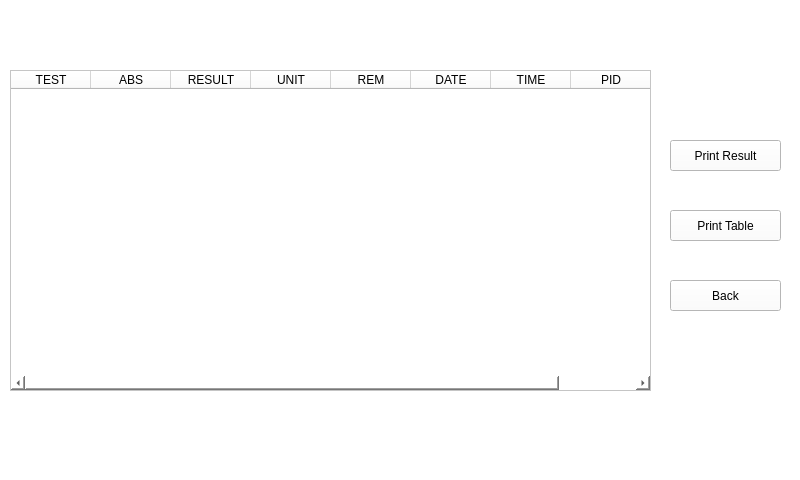
First picture: the form in mainwindow.ui, repository srikrishnan90/ELISAREADER, before the edit.
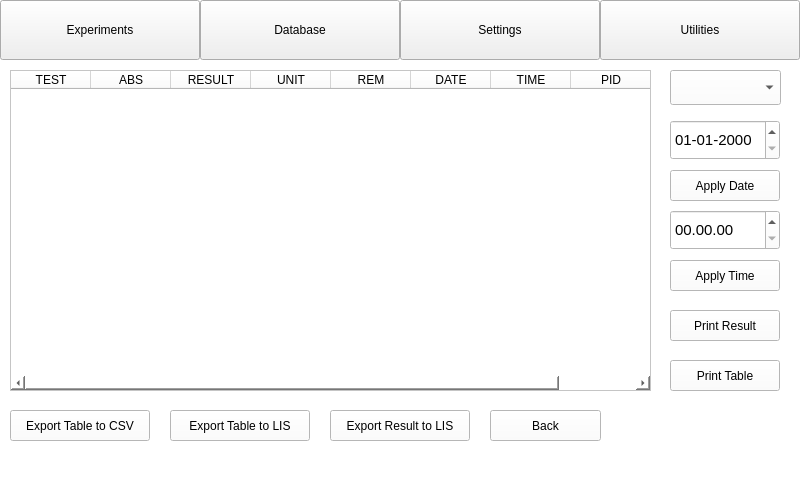
Second picture: the form after the edit. The open tabs and pages were chosen to show the change.

```diff
--- a/mainwindow.ui
+++ b/mainwindow.ui
@@ -79,7 +79,7 @@
      <string notr="true">background:rgba(255,255,255,1)</string>
     </property>
     <property name="currentIndex">
-     <number>14</number>
+     <number>10</number>
     </property>
     <widget class="QWidget" name="page">
      <widget class="QScrollArea" name="scrollArea">
@@ -7918,7 +7918,7 @@
        <string notr="true">QTabBar::tab { height: 50px; width: 120px; }</string>
       </property>
       <property name="currentIndex">
-       <number>4</number>
+       <number>3</number>
       </property>
       <widget class="QWidget" name="tab">
        <attribute name="title">
@@ -8204,11 +8204,15 @@
         <property name="geometry">
          <rect>
           <x>170</x>
-          <y>120</y>
-          <width>221</width>
-          <height>31</height>
+          <y>122</y>
+          <width>215</width>
+          <height>25</height>
          </rect>
         </property>
+        <property name="styleSheet">
+         <string notr="true">background:qlineargradient(spread:pad, x1:0, y1:0, x2:1, y2:0, stop:0 rgba(0, 0, 0, 0), stop:1 rgba(0,0,0,0));
+border: 0px solid rgb(0, 170, 255);</string>
+        </property>
         <property name="text">
          <string/>
         </property>
@@ -8288,6 +8292,61 @@
          <string>IP</string>
         </property>
        </widget>
+       <widget class="QLineEdit" name="lineEdit_2">
+        <property name="geometry">
+         <rect>
+          <x>170</x>
+          <y>120</y>
+          <width>220</width>
+          <height>30</height>
+         </rect>
+        </property>
+        <property name="text">
+         <string/>
+        </property>
+        <property name="echoMode">
+         <enum>QLineEdit::Password</enum>
+        </property>
+       </widget>
+       <widget class="QPushButton" name="pushButton_74">
+        <property name="geometry">
+         <rect>
+          <x>420</x>
+          <y>114</y>
+          <width>41</width>
+          <height>41</height>
+         </rect>
+        </property>
+        <property name="text">
+         <string>*</string>
+        </property>
+        <property name="checkable">
+         <bool>true</bool>
+        </property>
+       </widget>
+       <widget class="QLabel" name="label_93">
+        <property name="geometry">
+         <rect>
+          <x>170</x>
+          <y>20</y>
+          <width>211</width>
+          <height>17</height>
+         </rect>
+        </property>
+        <property name="text">
+         <string>Scanning Please Wait</string>
+        </property>
+       </widget>
+       <zorder>comboBox_15</zorder>
+       <zorder>label_48</zorder>
+       <zorder>pushButton_29</zorder>
+       <zorder>label_49</zorder>
+       <zorder>pushButton_30</zorder>
+       <zorder>label_50</zorder>
+       <zorder>lineEdit_2</zorder>
+       <zorder>pushButton_28</zorder>
+       <zorder>pushButton_74</zorder>
+       <zorder>label_93</zorder>
       </widget>
       <widget class="QWidget" name="tab_5">
        <attribute name="title">
@@ -8443,8 +8502,8 @@
       <property name="geometry">
        <rect>
         <x>670</x>
-        <y>210</y>
-        <width>111</width>
+        <y>360</y>
+        <width>110</width>
         <height>31</height>
        </rect>
       </property>
@@ -8456,8 +8515,8 @@
       <property name="geometry">
        <rect>
         <x>670</x>
-        <y>140</y>
-        <width>111</width>
+        <y>310</y>
+        <width>110</width>
         <height>31</height>
        </rect>
       </property>
@@ -8468,8 +8527,8 @@
      <widget class="QPushButton" name="pushButton_55">
       <property name="geometry">
        <rect>
-        <x>670</x>
-        <y>280</y>
+        <x>490</x>
+        <y>410</y>
         <width>111</width>
         <height>31</height>
        </rect>
@@ -8478,6 +8537,130 @@
        <string>Back</string>
       </property>
      </widget>
+     <widget class="QPushButton" name="pushButton_69">
+      <property name="geometry">
+       <rect>
+        <x>10</x>
+        <y>410</y>
+        <width>140</width>
+        <height>31</height>
+       </rect>
+      </property>
+      <property name="text">
+       <string>Export Table to CSV</string>
+      </property>
+     </widget>
+     <widget class="QPushButton" name="pushButton_70">
+      <property name="geometry">
+       <rect>
+        <x>170</x>
+        <y>410</y>
+        <width>140</width>
+        <height>31</height>
+       </rect>
+      </property>
+      <property name="text">
+       <string>Export Table to LIS</string>
+      </property>
+     </widget>
+     <widget class="QPushButton" name="pushButton_71">
+      <property name="geometry">
+       <rect>
+        <x>330</x>
+        <y>410</y>
+        <width>140</width>
+        <height>31</height>
+       </rect>
+      </property>
+      <property name="text">
+       <string>Export Result to LIS</string>
+      </property>
+     </widget>
+     <widget class="QLabel" name="label_92">
+      <property name="geometry">
+       <rect>
+        <x>670</x>
+        <y>420</y>
+        <width>101</width>
+        <height>21</height>
+       </rect>
+      </property>
+      <property name="text">
+       <string/>
+      </property>
+     </widget>
+     <widget class="QComboBox" name="comboBox_17">
+      <property name="geometry">
+       <rect>
+        <x>670</x>
+        <y>70</y>
+        <width>111</width>
+        <height>35</height>
+       </rect>
+      </property>
+     </widget>
+     <widget class="QDateEdit" name="dateEdit">
+      <property name="geometry">
+       <rect>
+        <x>670</x>
+        <y>120</y>
+        <width>110</width>
+        <height>40</height>
+       </rect>
+      </property>
+      <property name="font">
+       <font>
+        <pointsize>11</pointsize>
+       </font>
+      </property>
+      <property name="displayFormat">
+       <string>dd-MM-yyyy</string>
+      </property>
+     </widget>
+     <widget class="QPushButton" name="pushButton_72">
+      <property name="geometry">
+       <rect>
+        <x>670</x>
+        <y>170</y>
+        <width>110</width>
+        <height>31</height>
+       </rect>
+      </property>
+      <property name="text">
+       <string>Apply Date</string>
+      </property>
+     </widget>
+     <widget class="QTimeEdit" name="timeEdit">
+      <property name="geometry">
+       <rect>
+        <x>670</x>
+        <y>210</y>
+        <width>110</width>
+        <height>40</height>
+       </rect>
+      </property>
+      <property name="font">
+       <font>
+        <pointsize>11</pointsize>
+       </font>
+      </property>
+      <property name="displayFormat">
+       <string>hh.mm.ss</string>
+      </property>
+     </widget>
+     <widget class="QPushButton" name="pushButton_73">
+      <property name="geometry">
+       <rect>
+        <x>670</x>
+        <y>260</y>
+        <width>110</width>
+        <height>31</height>
+       </rect>
+      </property>
+      <property name="text">
+       <string>Apply Time</string>
+      </property>
+     </widget>
     </widget>
     <widget class="QWidget" name="page_13">
      <widget class="QListWidget" name="listWidget">
@@ -8802,6 +8985,11 @@
      </widget>
     </widget>
    </widget>
+   <zorder>stackedWidget</zorder>
+   <zorder>toolButton</zorder>
+   <zorder>toolButton_2</zorder>
+   <zorder>toolButton_3</zorder>
+   <zorder>toolButton_4</zorder>
   </widget>
  </widget>
  <layoutdefault spacing="6" margin="11"/>
```
